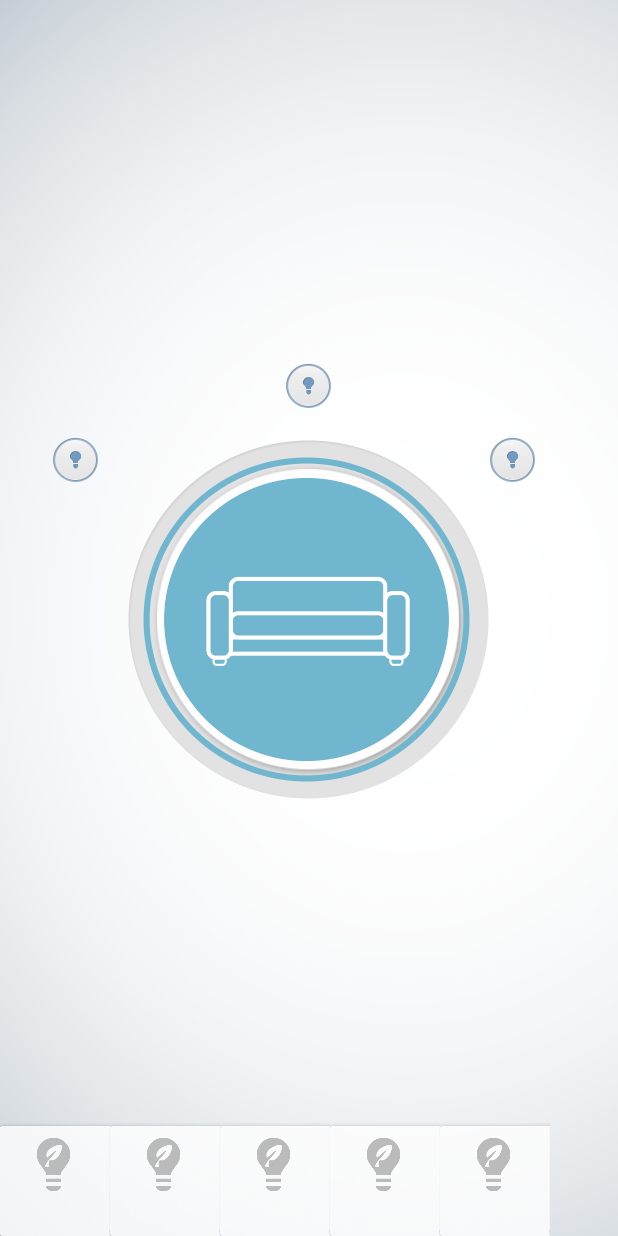
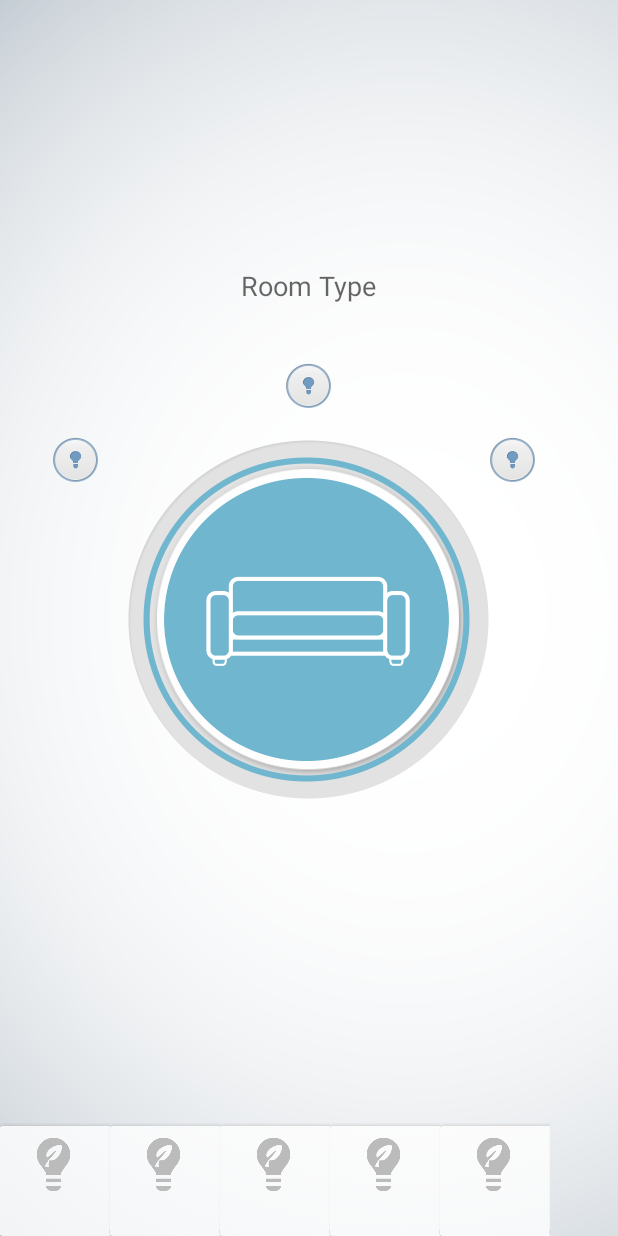
Before and after one commit to chaleao/VidaInc---SQL, an Android app: the EnteredRoom screen opened directly, with no data from a screen before it, on a phone screen of 412 x 824 dp. Run offline under Robolectric (Android 15) with nearby library versions, the phone set to English and light mode, and no system bars; 1 statement that could not run was skipped.

Commit message:
New Push

```diff
--- a/app/src/main/java/com/ruanlopes/vidainc/Activities/EnteredRoom.java
+++ b/app/src/main/java/com/ruanlopes/vidainc/Activities/EnteredRoom.java
@@ -7,14 +7,19 @@ import android.view.Menu;
 import android.view.MenuItem;
 import android.view.View;
 import android.widget.ImageView;
+import android.widget.TextView;
 import android.widget.Toast;
 
 import com.ruanlopes.vidainc.R;
+import com.ruanlopes.vidainc.database.BeaconProvider;
 
 public class EnteredRoom extends AppCompatActivity {
 
+    TextView typeBtn;
     ImageView CenterButton;
     ImageView beaconTop;
+
+    String nameRoom;
 
     /**
      * Button from the Botton Nav
@@ -41,9 +46,16 @@ public class EnteredRoom extends AppCompatActivity {
         super.onCreate(savedInstanceState);
         setContentView(R.layout.activity_entered_room);
 
+        typeBtn = (TextView) findViewById(R.id.roomType);
+
         //TODO: GET ID SENT FROM FRAGMENT TWO TO USE TO RETRIEVE THE PROPERLY DATA FROM THE BEACON DB
         Intent intent = getIntent();
-        long id = intent.getLongExtra("ID_OBJ", -1);
+        nameRoom = intent.getStringExtra("name_room");
+
+        //TODO: GET from the database room name
+        typeBtn.setText(BeaconProvider.getRoom(this, nameRoom).getName());
+
+
 
 
         /**
--- a/app/src/main/java/com/ruanlopes/vidainc/Activities/MainActivity.java
+++ b/app/src/main/java/com/ruanlopes/vidainc/Activities/MainActivity.java
@@ -13,8 +13,8 @@ import android.view.View;
 import android.widget.ImageButton;
 
 import com.ruanlopes.vidainc.Constant;
-import com.ruanlopes.vidainc.FragmentOne;
-import com.ruanlopes.vidainc.FragmentTwo;
+import com.ruanlopes.vidainc.FragmentsActivities.FragmentOne;
+import com.ruanlopes.vidainc.FragmentsActivities.FragmentTwo;
 import com.ruanlopes.vidainc.R;
 
 public class MainActivity extends AppCompatActivity {
--- a/app/src/main/java/com/ruanlopes/vidainc/FragmentsActivities/FragmentTwo.java
+++ b/app/src/main/java/com/ruanlopes/vidainc/FragmentsActivities/FragmentTwo.java
@@ -128,7 +128,7 @@ public class FragmentTwo extends Fragment {
                         Intent intent = new Intent(contextDrag, EnteredRoom.class);
 
                         // TODO: CHECK CONECTIVITY BETWEEN THIS CALL AND THE DATABASE
-                        intent.putExtra("ID_OBJ", mTouchedRoom.getId());
+                        intent.putExtra("name_room", mTouchedRoom.getName());
                         startActivity(intent);
                     }
 
--- a/app/src/main/java/com/ruanlopes/vidainc/database/BeaconDbHelper.java
+++ b/app/src/main/java/com/ruanlopes/vidainc/database/BeaconDbHelper.java
@@ -10,6 +10,7 @@ import static com.ruanlopes.vidainc.database.BeaconContract.RoomEntry;
 /**
  * Created by Aaron on 24/03/2015.
  */
+
 public class BeaconDbHelper extends SQLiteOpenHelper {
 
     public static final String DATABASE_NAME = "beacon_data.db";
--- a/app/src/main/java/com/ruanlopes/vidainc/database/BeaconProvider.java
+++ b/app/src/main/java/com/ruanlopes/vidainc/database/BeaconProvider.java
@@ -177,20 +177,23 @@ public class BeaconProvider extends ContentProvider {
     }
 
     public static synchronized List<Room> getAllRooms(Context context) {
+
         ArrayList<Room> rooms = new ArrayList<>();
+
         Cursor cursor = context.getContentResolver().query(BeaconContract.RoomEntry.CONTENT_URI,
                 ROOM_PROJECTION, null,
                 null, BeaconContract.RoomEntry.COLUMN_ROOM_NAME + " ASC");
         if (!cursor.moveToFirst()) throw new IllegalArgumentException("Room not found");
 
         while (cursor.moveToNext()) {
+
             Room room = new Room();
 
-            room.setId(cursor.getLong(cursor.getColumnIndex("_id")));
             room.setName(cursor.getString(0));
             room.setCurrent(new Point(cursor.getInt(1), cursor.getInt(2)));
             room.setDrawable(cursor.getInt(3));
             rooms.add(room);
+
         }
         cursor.close();
         return rooms;
--- a/app/src/main/res/layout/activity_entered_room.xml
+++ b/app/src/main/res/layout/activity_entered_room.xml
@@ -149,4 +149,14 @@
 
     </LinearLayout>
 
+    <TextView
+        android:layout_width="wrap_content"
+        android:layout_height="wrap_content"
+        android:textAppearance="?android:attr/textAppearanceMedium"
+        android:text="Room Type"
+        android:id="@+id/roomType"
+        android:layout_above="@+id/btn_beacon1"
+        android:layout_centerHorizontal="true"
+        android:layout_marginBottom="39dp"/>
+
 </RelativeLayout>
--- a/app/src/main/res/layout/activity_usersetting.xml
+++ b/app/src/main/res/layout/activity_usersetting.xml
@@ -10,14 +10,14 @@
 
     <Button
 
-        android:id="@+id/back_btn"
+        android:id="@+id/train_btn"
         android:text="Train Beacons"
             android:layout_width="wrap_content"
             android:layout_height="wrap_content" />
 
     <Button
 
-        android:id="@+id/train_btn"
+        android:id="@+id/back_btn"
         android:text="Done"
         android:layout_width="wrap_content"
         android:layout_height="wrap_content" />
--- a/app/src/main/res/layout/fragment_one.xml
+++ b/app/src/main/res/layout/fragment_one.xml
@@ -2,10 +2,7 @@
                 xmlns:tools="http://schemas.android.com/tools"
                 android:layout_width="match_parent"
                 android:layout_height="match_parent"
-                android:paddingLeft="@dimen/activity_horizontal_margin"
-                android:paddingRight="@dimen/activity_horizontal_margin"
-                android:paddingTop="@dimen/activity_vertical_margin"
-                android:paddingBottom="@dimen/activity_vertical_margin"
+
                 tools:context=".MainActivityFragment">
 
 
--- a/app/src/main/res/layout/fragment_two.xml
+++ b/app/src/main/res/layout/fragment_two.xml
@@ -2,10 +2,7 @@
                 xmlns:tools="http://schemas.android.com/tools"
                 android:layout_width="match_parent"
                 android:layout_height="match_parent"
-                android:paddingLeft="@dimen/activity_horizontal_margin"
-                android:paddingRight="@dimen/activity_horizontal_margin"
-                android:paddingTop="@dimen/activity_vertical_margin"
-                android:paddingBottom="@dimen/activity_vertical_margin"
+
                 tools:context=".MainActivityFragment">
 
 
--- a/app/src/main/res/values/strings.xml
+++ b/app/src/main/res/values/strings.xml
@@ -8,7 +8,7 @@
 
     <string name="action_settings">Settings</string>
 
-    <string name="pref_room">Choose the type of the room</string>
+    <string name="pref_room">Room Type</string>
     <string name="pref_beacon">Choose the beacons</string>
     <string name="pref_room_summary">Set the sync frequency</string>
     <string name="pref_user_name">Set username</string>
@@ -20,5 +20,6 @@
 
     <string name="hello_world">Hello world!</string>
     <string name="content_authority">com.ruanlopes.vidainc</string>
+    <string name="title_activity_training">TrainingActivity</string>
 
 </resources>
--- a/app/src/main/res/xml/settings.xml
+++ b/app/src/main/res/xml/settings.xml
@@ -2,6 +2,12 @@
 <PreferenceScreen xmlns:android="http://schemas.android.com/apk/res/android" >
 
     <PreferenceCategory android:title="@string/setup" >
+
+        <EditTextPreference
+            android:key="room_name"
+            android:summary="Set Room Name"
+            android:title="Room Name"
+                            />
 
         <ListPreference
             android:key="prefRoom"
```
Also changed, not shown: app/src/main/AndroidManifest.xml (+11 -1 lines), app/src/main/java/com/ruanlopes/vidainc/Activities/TrainingActivity.java (added, +55 -0 lines), app/src/main/java/com/ruanlopes/vidainc/Activities/UserSettingActivity.java (+3 -6 lines), app/src/main/java/com/ruanlopes/vidainc/FragmentsActivities/FragmentOne.java (+9 -1 lines), app/src/main/java/com/ruanlopes/vidainc/Model/Room.java (+0 -8 lines), app/src/main/res/layout/activity_training.xml (added, +17 -0 lines), app/src/main/res/menu/menu_training.xml (added, +9 -0 lines).
